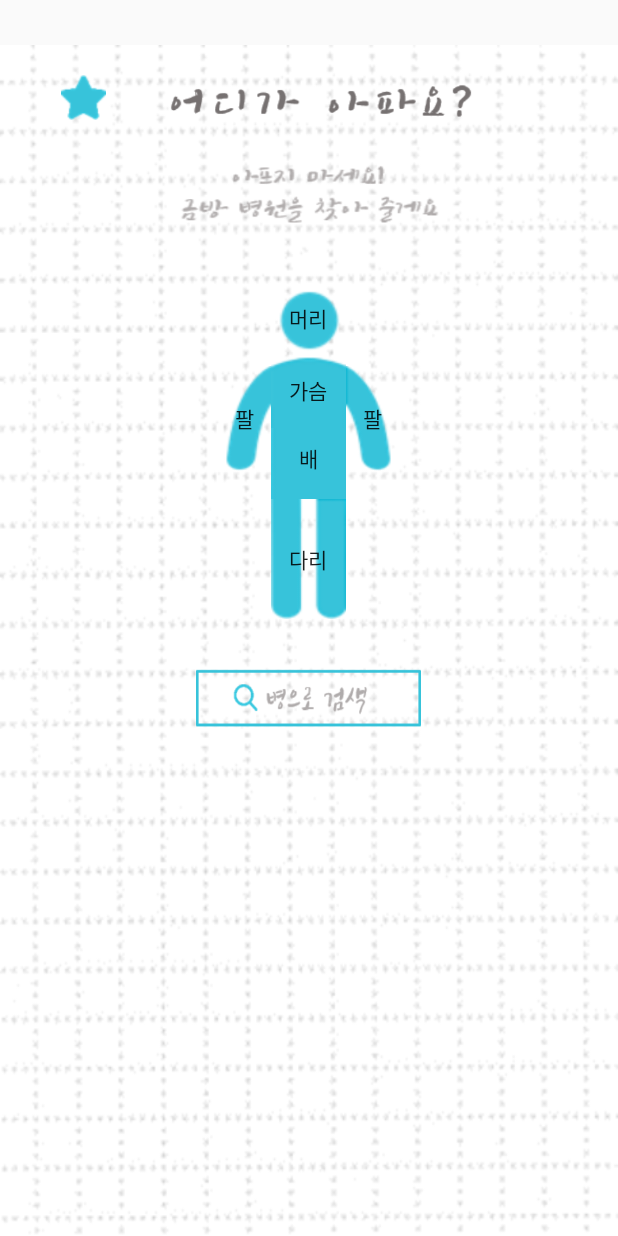
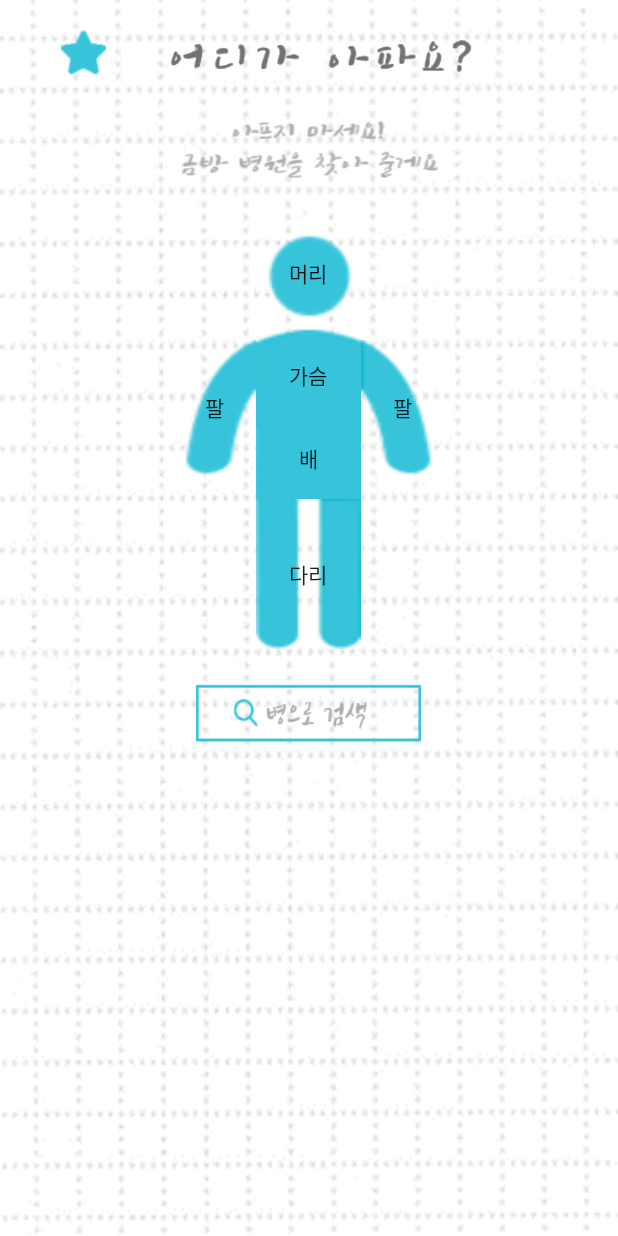
Before and after one commit to leehyojeong/DontSick, an Android app: the SearchActivity screen opened directly, with no data from a screen before it, on a phone screen of 412 x 824 dp. Run offline under Robolectric (Android 15) with nearby library versions, the phone set to English and light mode, and no system bars; 5 statements that could not run were skipped.

Commit message:
뭐한짐 ㅗ르겟ㅇ므

```diff
--- a/app/src/main/res/layout/activity_search.xml
+++ b/app/src/main/res/layout/activity_search.xml
@@ -11,7 +11,6 @@
         android:layout_height="match_parent"
         android:orientation="vertical"
         android:background="@drawable/background"
-    android:layout_marginTop="30dp"
         tools:context="com.example.hyoju.dontsick.MainActivity">
 
 
@@ -44,71 +43,71 @@
         android:background="@drawable/dontsick"/>
     <LinearLayout
         android:layout_width="300dp"
-        android:layout_height="280dp"
+        android:layout_height="320dp"
         android:layout_gravity="center"
         android:gravity="center"
         android:orientation="vertical">
         <Button
             android:id="@+id/head"
-            android:layout_width="50dp"
-            android:layout_height="50dp"
+            android:layout_width="70dp"
+            android:layout_height="70dp"
             android:background="@drawable/head"
             android:layout_gravity="center"
             android:text="머리"
             android:gravity="center"
             />
         <LinearLayout
-            android:layout_width="300dp"
-            android:layout_height="95dp"
+            android:layout_width="320dp"
+            android:layout_height="115dp"
             android:layout_gravity="center"
             android:gravity="center">
 
             <Button
                 android:id="@+id/arm1"
-                android:layout_width="35dp"
-                android:layout_height="70dp"
+                android:layout_width="55dp"
+                android:layout_height="90dp"
                 android:layout_gravity="center"
                 android:background="@drawable/lefthand"
                 android:gravity="center"
                 android:text="팔"
-                android:layout_marginBottom="6dp"/>
+                android:layout_marginBottom="3dp"/>
             <LinearLayout
-                android:layout_width="50dp"
-                android:layout_height="100dp"
+                android:layout_width="70dp"
+                android:layout_height="120dp"
                 android:orientation="vertical">
                 <Button
                     android:id="@+id/chest"
-                    android:layout_width="50dp"
-                    android:layout_height="50dp"
+                    android:layout_width="70dp"
+                    android:layout_height="70dp"
                     android:text="가슴"
                     android:layout_gravity="center"
                     android:gravity="center"
                     android:background="@drawable/chest" />
                 <Button
                     android:id="@+id/stomach"
-                    android:layout_width="50dp"
-                    android:layout_height="50dp"
+                    android:layout_width="70dp"
+                    android:layout_height="70dp"
                     android:text="배"
                     android:layout_gravity="center"
                     android:gravity="center"
                     android:background="@drawable/stomach"
-                    android:paddingBottom="10dp"/>
+                    android:paddingBottom="30dp"/>
             </LinearLayout>
 
             <Button
                 android:id="@+id/arm2"
-                android:layout_width="35dp"
-                android:layout_height="70dp"
+                android:layout_width="55dp"
+                android:layout_height="90dp"
                 android:text="팔"
                 android:layout_gravity="center"
                 android:gravity="center"
                 android:background="@drawable/righthand"
-                android:layout_marginBottom="6dp"/>
+                android:layout_marginBottom="3dp"/>
         </LinearLayout>
 
         <Button
-            android:layout_width="50dp"
-            android:layout_height="80dp"
+            android:layout_width="70dp"
+            android:layout_height="100dp"
             android:text="다리"
             android:layout_gravity="center"
             android:gravity="center"
```
Also changed, not shown: app/src/main/res/layout/activity_symptom.xml (+22 -8 lines).
